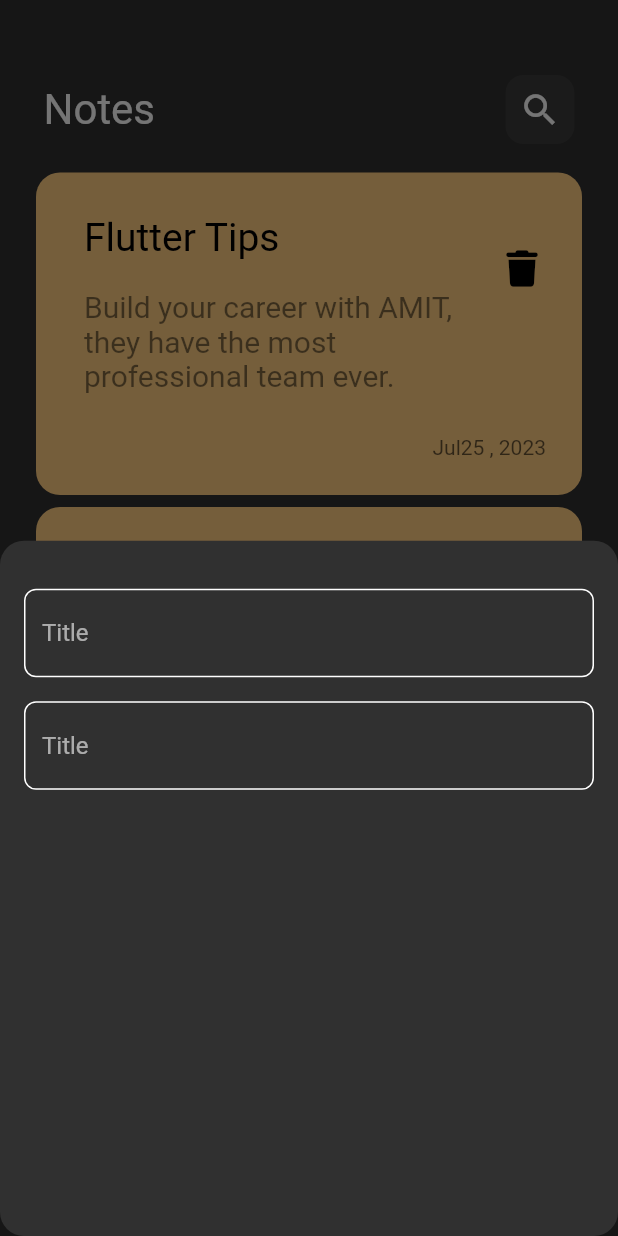
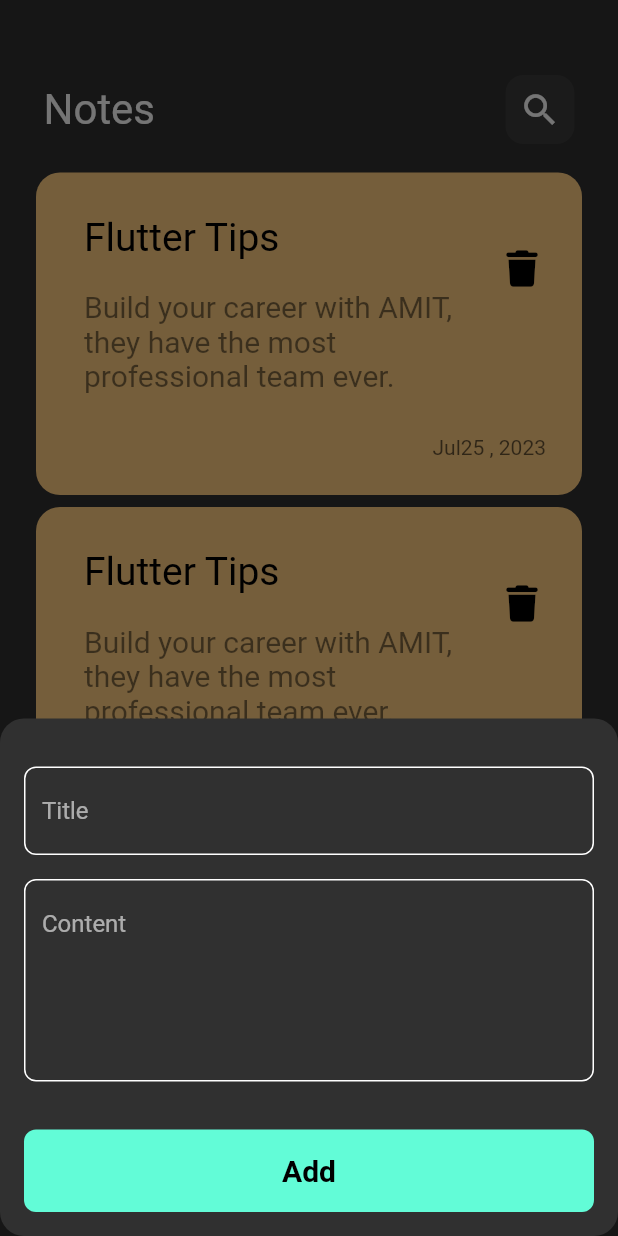
Before and after one commit to hagrasy/notes_app, a Flutter app: the screen it shows after launch, after a tap on the "add" icon, on a phone screen of 412 x 824 dp. Run offline on Flutter 3.47's test engine with Material 2 defaults, Android fonts, the phone set to English and light mode, and no system bars; our stand-ins replace font_awesome_flutter; Roboto replaces fonts that are missing (Poppins).

Commit message:
finish notes bottom sheet

```diff
--- a/note_app/lib/views/widgets/add_note_bottom_sheet.dart
+++ b/note_app/lib/views/widgets/add_note_bottom_sheet.dart
@@ -1,3 +1,5 @@
+import 'package:era/constants.dart';
+import 'package:era/views/widgets/custom_button.dart';
 import 'package:flutter/material.dart';
 import 'custom_text_field.dart';
 
@@ -8,6 +10,7 @@
   Widget build(BuildContext context) {
     return const Padding(
       padding: EdgeInsets.symmetric(horizontal: 16),
+      child: SingleChildScrollView(
         child: Column(
           children: [
             SizedBox(
@@ -23,7 +26,15 @@
               hint: "Content",
               maxLines: 5,
             ),
+            SizedBox(
+              height: 32,
+            ),
+            CustomButton(),
+            SizedBox(
+              height: 16,
+            )
           ],
+        ),
       ),
     );
   }
--- /dev/null
+++ b/note_app/lib/views/widgets/custom_button.dart
@@ -0,0 +1,28 @@
+import 'package:era/constants.dart';
+import 'package:flutter/material.dart';
+
+class CustomButton extends StatelessWidget {
+  const CustomButton({super.key});
+
+  @override
+  Widget build(BuildContext context) {
+    return Container(
+        width: MediaQuery.of(context).size.width,
+        height: 55,
+        decoration: BoxDecoration(
+            color: kPrimaryColor,
+            borderRadius: BorderRadius.circular(
+              8,
+            )),
+        child: const Center(
+          child: Text(
+            'Add',
+            style: TextStyle(
+              color: Colors.black,
+              fontSize: 20,
+              fontWeight: FontWeight.bold,
+            ),
+          ),
+        ));
+  }
+}
--- a/note_app/lib/views/widgets/custom_text_field.dart
+++ b/note_app/lib/views/widgets/custom_text_field.dart
@@ -2,14 +2,18 @@
 import 'package:flutter/material.dart';
 
 class CustomTextField extends StatelessWidget {
-  const CustomTextField({super.key});
+  const CustomTextField({super.key, required this.hint, this.maxLines = 1});
+
+  final String hint;
+  final int maxLines;
 
   @override
   Widget build(BuildContext context) {
     return TextField(
       cursorColor: kPrimaryColor,
+      maxLines: maxLines,
       decoration: InputDecoration(
-        hintText: "Title",
+        hintText: hint,
         border: buildBorder(),
         enabledBorder: buildBorder(),
         focusedBorder: buildBorder(kPrimaryColor),
```
Lines whose indentation alone changed are shown as unchanged.
